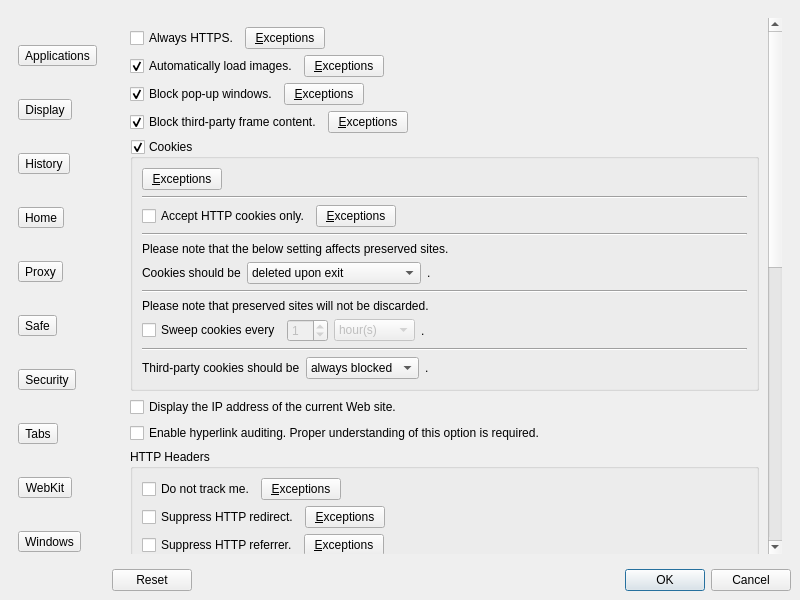
This is Version 2.x/UI/settings.ui in textbrowser/dooble as Qt 5 draws it before an edit. The edited form follows.
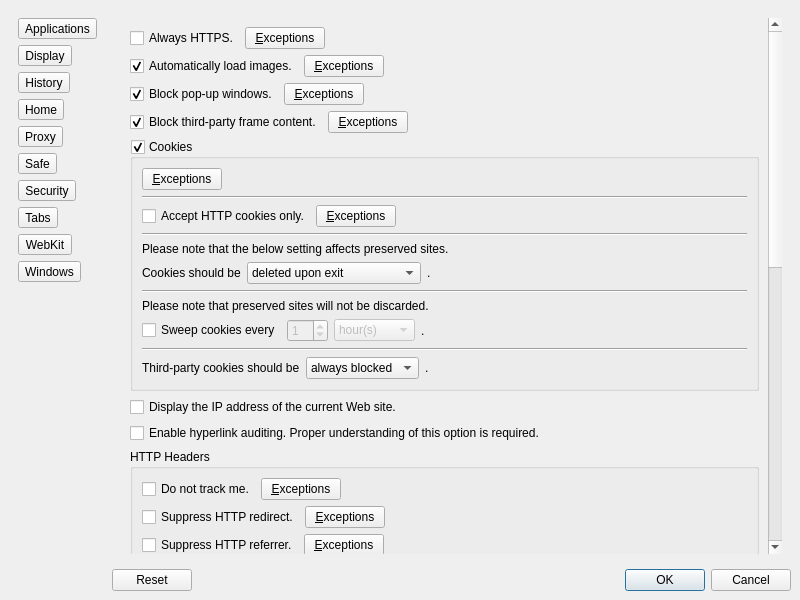
This is the edited form. The open tabs and pages were chosen to show the change. Custom widgets are drawn as their Qt base class.

```diff
--- a/Version 2.x/UI/settings.ui
+++ b/Version 2.x/UI/settings.ui
@@ -37,7 +37,7 @@
         <rect>
          <x>0</x>
          <y>0</y>
-         <width>100</width>
+         <width>110</width>
          <height>582</height>
         </rect>
        </property>
@@ -262,6 +262,19 @@
           </property>
          </widget>
         </item>
+        <item>
+         <spacer name="verticalSpacer_11">
+          <property name="orientation">
+           <enum>Qt::Vertical</enum>
+          </property>
+          <property name="sizeHint" stdset="0">
+           <size>
+            <width>20</width>
+            <height>40</height>
+           </size>
+          </property>
+         </spacer>
+        </item>
        </layout>
       </widget>
      </widget>
```
Left out of the diff: 22 changed lines with no effect on the pictures.
